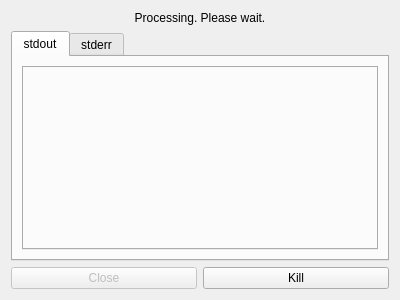
Qt form processwidget.ui (ark231/video_re_encoder) before a commit.
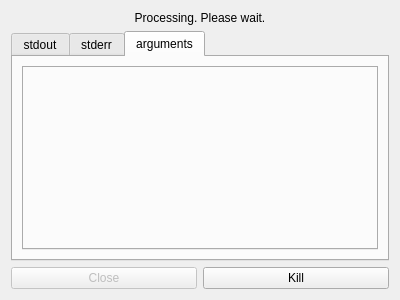
The same form after that commit. The open tabs and pages were chosen to show the change.

What changed in the file:
```diff
--- a/processwidget.ui
+++ b/processwidget.ui
@@ -59,6 +59,16 @@
          </item>
         </layout>
        </widget>
+       <widget class="QWidget" name="tab_arguments">
+        <attribute name="title">
+         <string>arguments</string>
+        </attribute>
+        <layout class="QGridLayout" name="gridLayout_4">
+         <item row="0" column="0">
+          <widget class="QTabWidget" name="tab_arguments_commands"/>
+         </item>
+        </layout>
+       </widget>
       </widget>
      </item>
      <item>
```
